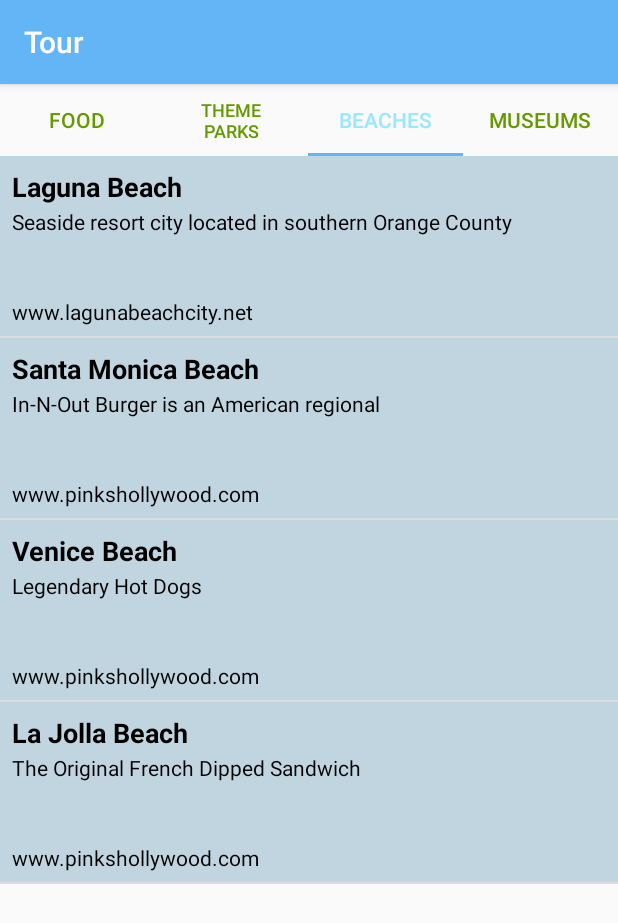
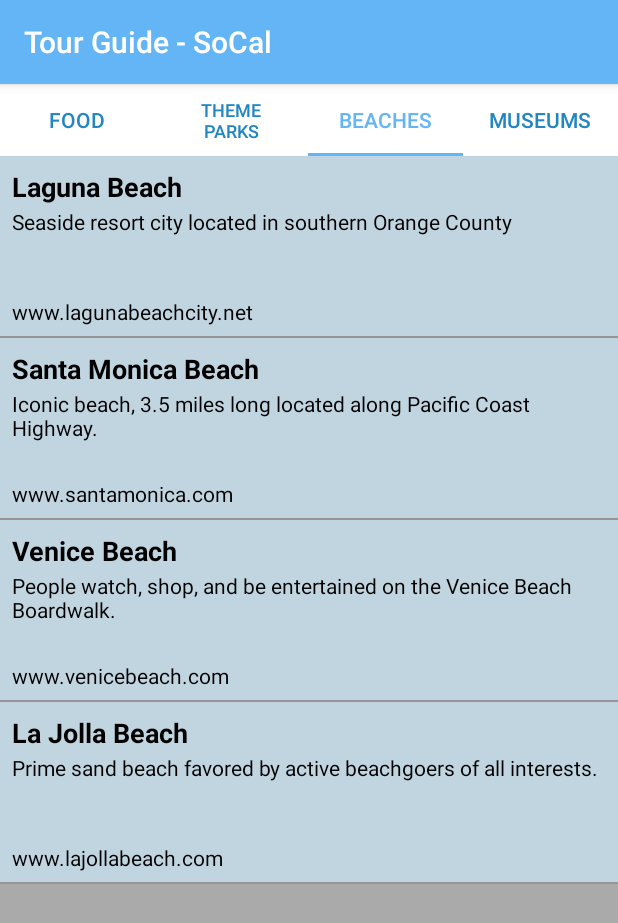
Before and after one commit to bybybybybyby/Tour, an Android app: the screen it shows after launch (MainActivity), tab 3 chosen, on a phone screen of 412 x 824 dp. Shown: the top 923 px of the screen. Run offline under Robolectric (Android 15) with nearby library versions, the phone set to English and light mode, and no system bars.

Commit message:
Complete, to submit 1.

```diff
--- a/app/src/main/res/layout/activity_main.xml
+++ b/app/src/main/res/layout/activity_main.xml
@@ -5,6 +5,7 @@
     android:layout_width="match_parent"
     android:layout_height="match_parent"
     android:orientation="vertical"
+    android:background="@android:color/darker_gray"
     tools:context="com.example.brian.tour.MainActivity">
 
 <android.support.design.widget.TabLayout
@@ -13,13 +14,15 @@
     android:layout_height="wrap_content"
     app:tabMode="fixed"
     app:tabIndicatorColor="@color/colorPrimary"
-    app:tabSelectedTextColor="@color/colorAccent"
-    app:tabTextColor="@android:color/holo_green_dark"/>
+    app:tabSelectedTextColor="@color/colorPrimary"
+    app:tabTextColor="@color/colorPrimaryDark"
+    app:tabBackground="@android:color/white"/>
 
 <android.support.v4.view.ViewPager
     android:id="@+id/viewpager"
     android:layout_width="match_parent"
     android:layout_height="match_parent"
+
     />
 
 </LinearLayout>
--- a/app/src/main/res/values/strings.xml
+++ b/app/src/main/res/values/strings.xml
@@ -1,63 +1,80 @@
 <resources>
-    <string name="app_name">Tour</string>
+    <string name="app_name">Tour Guide - SoCal</string>
 
-    <!-- TODO: Remove or change this placeholder text -->
     <string name="in_n_out_description">In-N-Out Burger is an American regional chain of restaurants with locations in the American Southwest and Pacific coast.</string>
     <string name="in_n_out">In N Out</string>
+    <string name="in_n_out_website">www.in-n-out.com</string>
+
     <string name="pinks">Pink\'s Hot Dogs</string>
     <string name="pinks_description">Legendary Hot Dogs</string>
     <string name="pinks_website">www.pinkshollywood.com</string>
-    <string name="in_n_out_website">www.in-n-out.com</string>
+
     <string name="tommys">The Original Tommy\'s</string>
     <string name="tommys_description">World Famous hamburgers serving from the Shack since 1946</string>
     <string name="tommys_website">www.originaltommys.com</string>
+
     <string name="phillipes">Phillipe the Original</string>
     <string name="phillipes_description">The Original French Dipped Sandwich</string>
     <string name="philippes_website">www.philippes.com</string>
+
     <string name="laguna">Laguna Beach</string>
     <string name="laguna_desc">Seaside resort city located in southern Orange County</string>
     <string name="laguna_website">www.lagunabeachcity.net</string>
+
     <string name="santa_monica">Santa Monica Beach</string>
-    <string name="santa_monica_desc">In-N-Out Burger is an American regional</string>
-    <string name="santa_monica_website">www.pinkshollywood.com</string>
+    <string name="santa_monica_desc">Iconic beach, 3.5 miles long located along Pacific Coast Highway.</string>
+    <string name="santa_monica_website">www.santamonica.com</string>
+
     <string name="venice">Venice Beach</string>
-    <string name="venice_desc">Legendary Hot Dogs</string>
-    <string name="venice_website">www.pinkshollywood.com</string>
-    <string name="la_jolla_website">www.pinkshollywood.com</string>
-    <string name="la_jolla_desc">The Original French Dipped Sandwich</string>
+    <string name="venice_desc">People watch, shop, and be entertained on the Venice Beach Boardwalk.</string>
+    <string name="venice_website">www.venicebeach.com</string>
+
     <string name="la_jolla">La Jolla Beach</string>
+    <string name="la_jolla_website">www.lajollabeach.com</string>
+    <string name="la_jolla_desc">Prime sand beach favored by active beachgoers of all interests.</string>
+
     <string name="bowers">Bowers Museum</string>
-    <string name="bowers_desc">Seaside resort city located in southern Orange County</string>
-    <string name="bowers_website">www.lagunabeachcity.net</string>
-    <string name="lacma">LACMA</string>
-    <string name="lacma_desc">In-N-Out Burger is an American regional</string>
-    <string name="lacma_website">www.pinkshollywood.com</string>
+    <string name="bowers_desc">Art museum located in Santa Ana with a permanent collection of over 100,000 objects.</string>
+    <string name="bowers_website">www.bowers.org</string>
+
+    <string name="lacma">Los Angeles County Museum of Art</string>
+    <string name="lacma_desc">LACMA is the largest art museum in the western United States.</string>
+    <string name="lacma_website">www.lacma.org</string>
+
     <string name="broad">The Broad</string>
-    <string name="broad_desc">Legendary Hot Dogs</string>
-    <string name="broad_website">www.pinkshollywood.com</string>
-    <string name="getty_website">www.pinkshollywood.com</string>
-    <string name="getty_desc">The Original French Dipped Sandwich</string>
+    <string name="broad_desc">Contemporary art Musem in Downtown Los Angeles named for philanthropist Eli Broad.</string>
+    <string name="broad_website">www.thebroad.org</string>
+
+    <string name="getty_website">www.getty.edu/art</string>
+    <string name="getty_desc">Well known for its architecture, gardens, and views overlooking Los Angeles.</string>
     <string name="getty">Getty Center</string>
+
     <string name="norton">Norton Simon</string>
-    <string name="norton_desc">The Original French Dipped Sandwich</string>
-    <string name="norton_website">www.pinkshollywood.com</string>
+    <string name="norton_desc">Located in Pasadena.  Collections incclude European painting, sculptures, and tapestries.</string>
+    <string name="norton_website">www.nortonsimon.org</string>
+
     <string name="disneyland">Disneyland</string>
     <string name="disneyland_desc">Disneyland Park, originally Disneyland is the first of two theme parks built at the Disneyland Resort in Anaheim, California, opened on July 17, 1955.</string>
     <string name="disneyland_website">www.disneyland.com</string>
-    <string name="universal_website">www.pinkshollywood.com</string>
-    <string name="universal_desc">Legendary Hot Dogs</string>
-    <string name="universal">Universal Studios</string>
+
+    <string name="universal_website">themeparks.universalstudios.com</string>
+    <string name="universal_desc">Guests can look behind the scenes of motion pictures and television programs.</string>
+    <string name="universal">Universal Studios Theme Park</string>
+
     <string name="knotts">Knott\'s Berry Farm</string>
-    <string name="knotts_desc">Legendary Hot Dogs</string>
-    <string name="knotts_website">www.pinkshollywood.com</string>
-    <string name="magic">Magic Mountain</string>
-    <string name="magic_desc">The Original French Dipped Sandwich</string>
-    <string name="magic_website">www.pinkshollywood.com</string>
-    <string name="san_diego_website">www.pinkshollywood.com</string>
-    <string name="san_diego_desc">The Original French Dipped Sandwich</string>
+    <string name="knotts_desc">America\'s first theme park sits on the site of a former berry farm established by Walter Knott.</string>
+    <string name="knotts_website">www.knotts.com</string>
+
+    <string name="magic">Six Flags Magic Mountain</string>
+    <string name="magic_desc">With 19 roller coasters, Six Flags Magic Mountain holds the world record for most roller coasters in an amusement park.</string>
+    <string name="magic_website">www.sixflags.com/magicMountain</string>
+
+    <string name="san_diego_website">zoo.sandiegozoo.org</string>
+    <string name="san_diego_desc">Houses over 3700 animals of more than 650 species and subspecies.</string>
     <string name="san_diego">San Diego Zoo</string>
-    <string name="sea_world">Sea World</string>
-    <string name="sea_world_desc">The Original French Dipped Sandwich</string>
-    <string name="sea_world_website">www.pinkshollywood.com</string>
+
+    <string name="sea_world">Sea World San Diego</string>
+    <string name="sea_world_desc">The first SeaWorld park, opened on March 21, 1964. The park features shows such as Sea Lions Live, a comedic show with sea lions and otters, and Dolphin Days.</string>
+    <string name="sea_world_website">www.seaworldparks.com</string>
 
 </resources>
```
